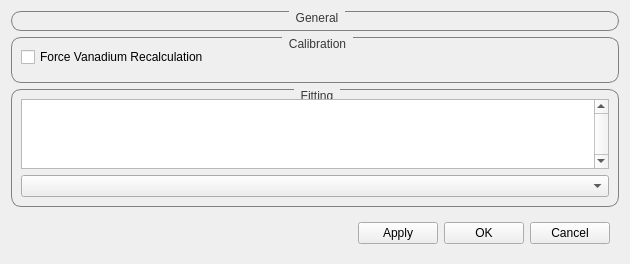
Old version of the form scripts/Engineering/gui/engineering_diffraction/settings/settings_widget.ui in the repository mantidproject/mantid.
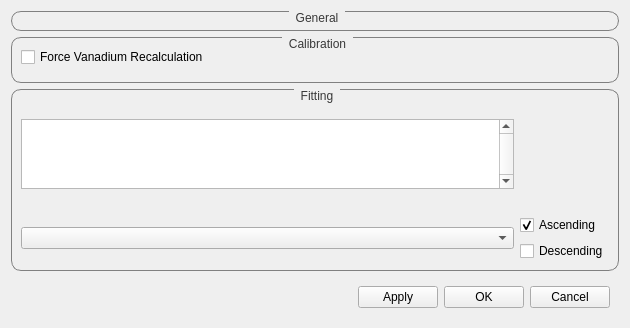
New version of the form. Custom widgets are drawn as their Qt base class.

Commit message:
Add sort order for seq fitting in settings and refactor settings code
Settings code has been refactored to avoid unecessary updating of properties.
There is a change of behaviour when the settings are alterted in the view: previously this would prompt all the settings to be querried and saved to file such that the Cancel button did not actually cancel the changes.
Now the settings are only updated from the view and saved when OK or Applied are clicked.
Have also added labels to clarify the settings for the fitting tab relating to the logs.

The edit to the form file:
```diff
--- a/scripts/Engineering/gui/engineering_diffraction/settings/settings_widget.ui
+++ b/scripts/Engineering/gui/engineering_diffraction/settings/settings_widget.ui
@@ -65,17 +65,47 @@
       <string>Fitting</string>
      </property>
      <layout class="QGridLayout" name="gridLayout_3">
-      <item row="0" column="0">
+	  <item row="0" column="0">
+	   <widget class="QLabel" name="log_list_label"></widget>
+	  </item>
+      <item row="1" column="0">
        <widget class="QListWidget" name="log_list">
 		<property name="verticalScrollBarPolicy">
 		  <enum>Qt::ScrollBarAlwaysOn</enum>
         </property>
        </widget>
       </item>
-	  <item row="1" column="0">
+	  <item row="2" column="0">
+	   <widget class="QLabel" name="primary_log_label"></widget>
+	  </item>
+	  <item row="3" column="0">
        <widget class="QComboBox" name="primary_log">
        </widget>
       </item>
+	  <item row="3" column="1">
+	   <layout class="QVBoxLayout" name="SeqFitOrder_layout">
+	    <item>
+         <widget class="QCheckBox" name="check_ascending">
+          <property name="text">
+           <string>Ascending</string>
+          </property>
+		  <property name="checked">
+           <bool>true</bool>
+          </property>
+	    </widget>
+	    </item>
+		<item>
+         <widget class="QCheckBox" name="check_descending">
+          <property name="text">
+           <string>Descending</string>
+          </property>
+		  <property name="checked">
+           <bool>false</bool>
+          </property>
+	    </widget>
+	    </item>
+	   </layout>
+	  </item>
      </layout>
     </widget>
    </item>
```
The commit also changes 4 other files.
